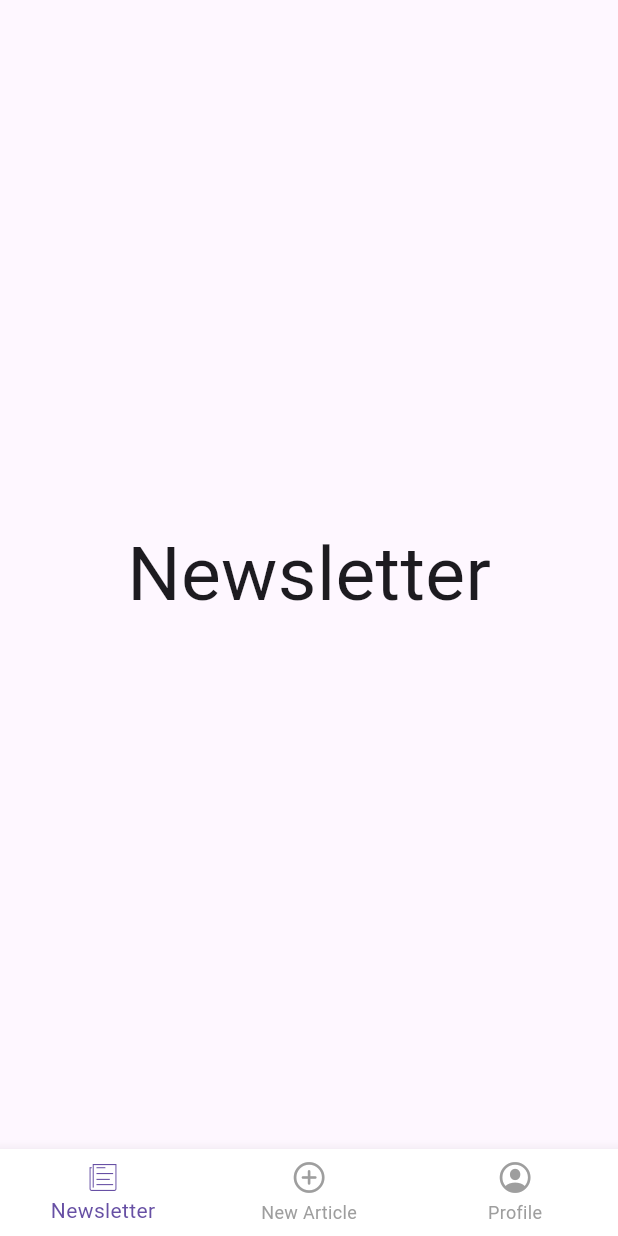
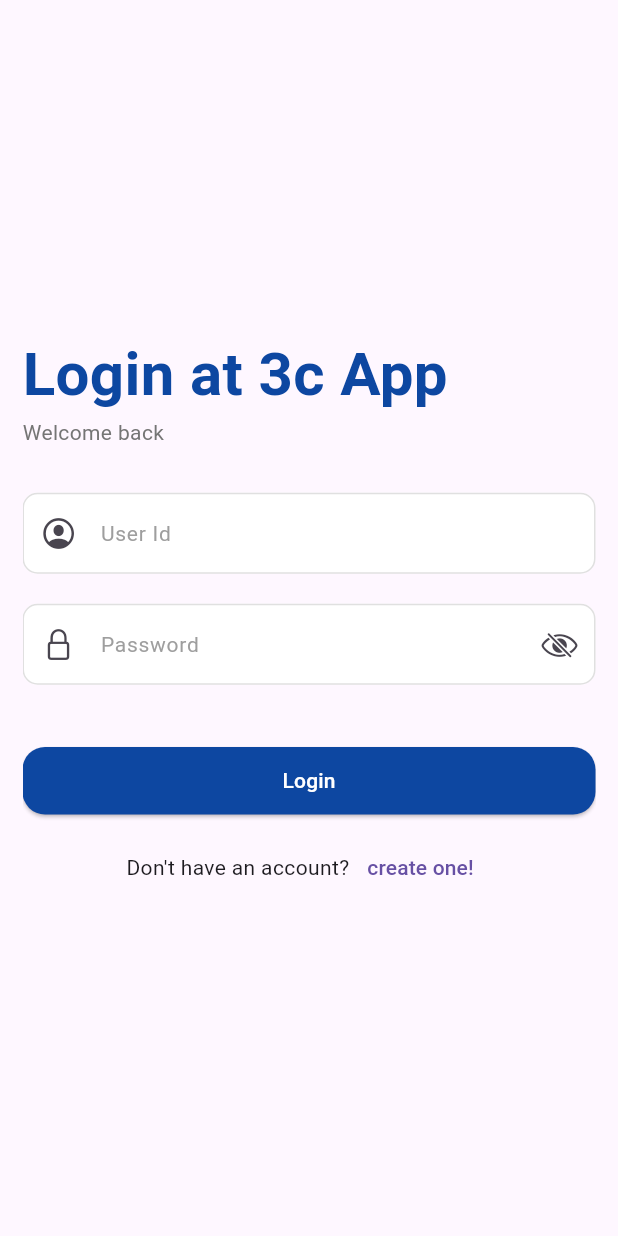
Before and after one commit to 3shmawi/new-3c-directories, a Flutter app: the screen it shows after launch, on a phone screen of 412 x 824 dp. Run offline on Flutter 3.47's test engine with Material 3 defaults, Android fonts, the phone set to English and light mode, and no system bars; our stand-ins replace flutter_bloc.

Commit message:
implement auth ui

```diff
--- a/lib/app/theme.dart
+++ b/lib/app/theme.dart
@@ -4,11 +4,15 @@ abstract class AppTheme {
   static final light = ThemeData(
     primaryColor: Colors.blue[900],
     bottomNavigationBarTheme: _customBottomNavBarTheme,
+    inputDecorationTheme: _customInputDecorationTheme,
+    elevatedButtonTheme: _customElevatedButtonTheme,
   );
 
   static final dark = ThemeData(
     primaryColor: Colors.blue[900],
     bottomNavigationBarTheme: _customBottomNavBarTheme,
+    inputDecorationTheme: _customInputDecorationTheme,
+    elevatedButtonTheme: _customElevatedButtonTheme,
   );
 
   ///customs themes
@@ -17,4 +21,52 @@ abstract class AppTheme {
     unselectedItemColor: Colors.grey[500],
     type: BottomNavigationBarType.fixed,
   );
+
+  static final _customInputDecorationTheme = InputDecorationTheme(
+    filled: true,
+    fillColor: Colors.white,
+    hintStyle: TextStyle(
+      color: Colors.grey[500],
+      fontSize: 14,
+    ),
+    border: OutlineInputBorder(
+      borderRadius: BorderRadius.circular(10),
+      borderSide: BorderSide(
+        color: Colors.grey[300]!,
+      ),
+    ),
+    focusedBorder: OutlineInputBorder(
+      borderRadius: BorderRadius.circular(10),
+      borderSide: BorderSide(
+        color: Colors.blue[900]!,
+      ),
+    ),
+    enabledBorder: OutlineInputBorder(
+      borderRadius: BorderRadius.circular(10),
+      borderSide: BorderSide(
+        color: Colors.grey[300]!,
+      ),
+    ),
+    errorBorder: OutlineInputBorder(
+      borderRadius: BorderRadius.circular(10),
+      borderSide: BorderSide(
+        color: Colors.red[900]!,
+      ),
+    ),
+    contentPadding: const EdgeInsets.symmetric(
+      vertical: 15,
+      horizontal: 20,
+    ),
+  );
+
+  static final _customElevatedButtonTheme = ElevatedButtonThemeData(
+    style: ElevatedButton.styleFrom(
+      minimumSize: Size(double.infinity, 45),
+      backgroundColor: Colors.blue[900],
+      foregroundColor: Colors.white,
+      shape: RoundedRectangleBorder(
+        borderRadius: BorderRadius.circular(15),
+      ),
+    ),
+  );
 }
--- /dev/null
+++ b/lib/controller/auth_ctrl.dart
@@ -0,0 +1,45 @@
+import 'package:flutter/cupertino.dart';
+import 'package:flutter_bloc/flutter_bloc.dart';
+
+class AuthCtrl extends Cubit<AuthStates> {
+  AuthCtrl() : super(AuthInitialState());
+
+  static AuthCtrl get(context) => BlocProvider.of(context);
+
+  final userIdCtrl = TextEditingController();
+  final passwordCtrl = TextEditingController();
+  final emailCtrl = TextEditingController();
+  final nameCtrl = TextEditingController();
+  final phoneCtrl = TextEditingController();
+
+  bool isLoginPage = true;
+
+  void changeAuthPage() {
+    isLoginPage = !isLoginPage;
+    clearControllers();
+    emit(ChangeAuthPageState());
+  }
+
+  bool showPassword = false;
+
+  void togglePasswordVisibility() {
+    showPassword = !showPassword;
+    emit(TogglePasswordVisibilityState());
+  }
+
+  void clearControllers() {
+    userIdCtrl.clear();
+    passwordCtrl.clear();
+    nameCtrl.clear();
+    emailCtrl.clear();
+    phoneCtrl.clear();
+  }
+}
+
+abstract class AuthStates {}
+
+class AuthInitialState extends AuthStates {}
+
+class TogglePasswordVisibilityState extends AuthStates {}
+
+class ChangeAuthPageState extends AuthStates {}
--- /dev/null
+++ b/lib/screens/auth/auth_view.dart
@@ -0,0 +1,42 @@
+import 'package:flutter/material.dart';
+import 'package:flutter_bloc/flutter_bloc.dart';
+import 'package:new_3c/controller/auth_ctrl.dart';
+import 'package:new_3c/screens/auth/login/login_view.dart';
+import 'package:new_3c/screens/auth/register/register_view.dart';
+
+class AuthView extends StatelessWidget {
+  const AuthView({super.key});
+
+  @override
+  Widget build(BuildContext context) {
+    return BlocProvider(
+      create: (context) => AuthCtrl(),
+      child: BlocBuilder<AuthCtrl, AuthStates>(
+        builder: (context, state) {
+          final ctrl = AuthCtrl.get(context);
+          return Scaffold(
+            body: SafeArea(
+              child: Padding(
+                padding: const EdgeInsets.all(15.0),
+                child: Center(
+                  child: SingleChildScrollView(
+                    child: AnimatedCrossFade(
+                      firstChild: LoginView(),
+                      secondChild: RegisterView(),
+                      crossFadeState: ctrl.isLoginPage
+                          ? CrossFadeState.showFirst
+                          : CrossFadeState.showSecond,
+                      duration: Duration(
+                        milliseconds: 500,
+                      ),
+                    ),
+                  ),
+                ),
+              ),
+            ),
+          );
+        },
+      ),
+    );
+  }
+}
--- /dev/null
+++ b/lib/screens/auth/login/login_view.dart
@@ -0,0 +1,73 @@
+import 'package:flutter/cupertino.dart';
+import 'package:flutter/material.dart';
+import 'package:new_3c/app/config.dart';
+import 'package:new_3c/controller/auth_ctrl.dart';
+
+class LoginView extends StatelessWidget {
+  const LoginView({super.key});
+
+  @override
+  Widget build(BuildContext context) {
+    final theme = Theme.of(context);
+    final ctrl = AuthCtrl.get(context);
+    return Column(
+      mainAxisAlignment: MainAxisAlignment.center,
+      crossAxisAlignment: CrossAxisAlignment.start,
+      children: [
+        Text(
+          "Login at ${AppConfig.appName}",
+          style: TextStyle(
+            color: theme.primaryColor,
+            fontSize: 40,
+            fontWeight: FontWeight.w700,
+          ),
+        ),
+        Text(
+          "Welcome back",
+          style: TextStyle(color: Colors.grey[600]),
+        ),
+        const SizedBox(height: 30),
+        TextFormField(
+          controller: ctrl.userIdCtrl,
+          decoration: InputDecoration(
+            prefixIcon: Icon(CupertinoIcons.profile_circled),
+            hintText: "User Id",
+          ),
+        ),
+        const SizedBox(height: 20),
+        TextFormField(
+          controller: ctrl.passwordCtrl,
+          obscureText: ctrl.showPassword,
+          decoration: InputDecoration(
+            hintText: "Password",
+            prefixIcon: Icon(CupertinoIcons.padlock),
+            suffixIcon: IconButton(
+              onPressed: ctrl.togglePasswordVisibility,
+              icon: Icon(
+                ctrl.showPassword
+                    ? CupertinoIcons.eye
+                    : CupertinoIcons.eye_slash,
+              ),
+            ),
+          ),
+        ),
+        const SizedBox(height: 40),
+        ElevatedButton(
+          onPressed: () {},
+          child: Text("Login"),
+        ),
+        const SizedBox(height: 10),
+        Row(
+          mainAxisAlignment: MainAxisAlignment.center,
+          children: [
+            Text("Don't have an account?"),
+            TextButton(
+              onPressed: ctrl.changeAuthPage,
+              child: Text("create one!"),
+            )
+          ],
+        )
+      ],
+    );
+  }
+}
--- a/lib/screens/splash.dart
+++ b/lib/screens/splash.dart
@@ -3,7 +3,8 @@ import 'dart:async';
 import 'package:flutter/material.dart';
 import 'package:new_3c/app/config.dart';
 import 'package:new_3c/app/extension.dart';
-import 'package:new_3c/screens/layout/view.dart';
+
+import 'auth/auth_view.dart';
 
 class SplashScreen extends StatefulWidget {
   const SplashScreen({super.key});
@@ -19,7 +20,7 @@ class _SplashScreenState extends State<SplashScreen> {
   _initCounter() {
     _timer = Timer.periodic(
       Duration(seconds: counter),
-      (_) => context.pushReplacement(LayoutView()),
+      (_) => context.pushReplacement(AuthView()),
     );
   }
 
```
Also changed, not shown: lib/models/article.dart (added, +43 -0 lines), lib/models/user.dart (added, +43 -0 lines), lib/screens/auth/register/register_view.dart (added, +82 -0 lines).
